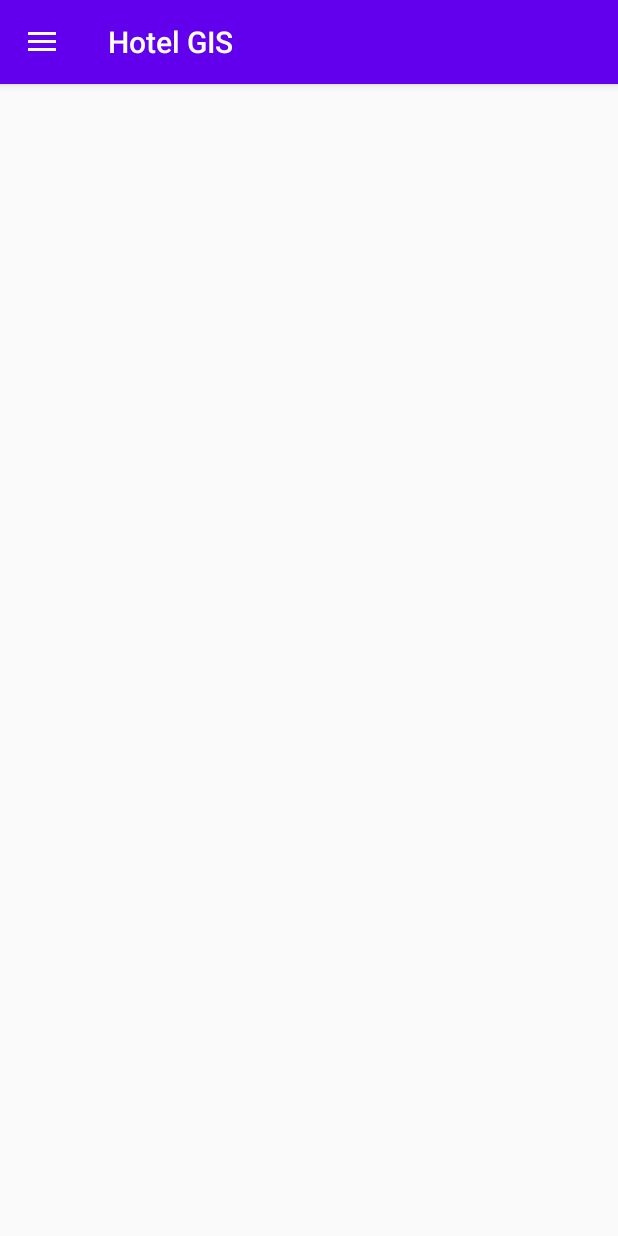
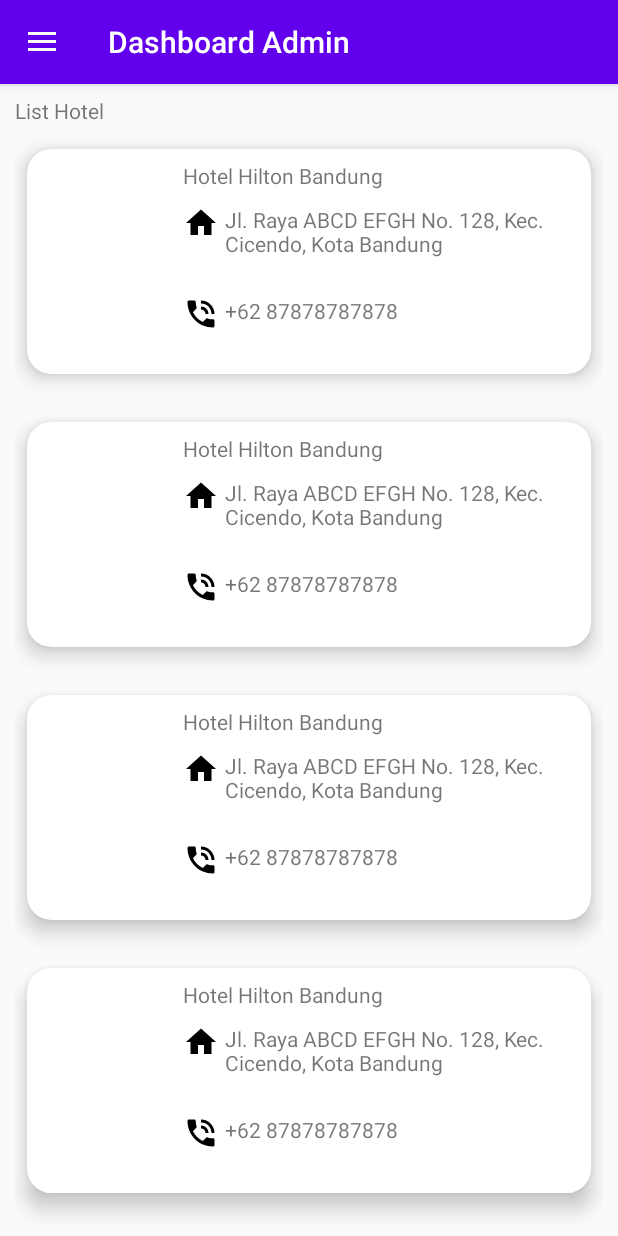
Before and after one commit to mumuhkustino/hotel_gis, an Android app: the screen it shows after launch (MainActivity), on a phone screen of 412 x 824 dp. Run offline under Robolectric (Android 15) with nearby library versions, the phone set to English and light mode, and no system bars; libraries missing offline, so code that uses them is left out: jp.wasabeef.glide; pictures from the network do not load; 1 statement that could not run was skipped.

Commit message:
Add feature list hotel

```diff
--- a/app/build.gradle
+++ b/app/build.gradle
@@ -8,7 +8,7 @@
 
     defaultConfig {
         applicationId "com.hotelgis"
-        minSdkVersion 16
+        minSdkVersion 21
         targetSdkVersion 29
         versionCode 1
         versionName "1.0"
@@ -35,6 +35,9 @@
     androidTestImplementation 'androidx.test.ext:junit:1.1.1'
     androidTestImplementation 'androidx.test.espresso:espresso-core:3.2.0'
 
+    implementation 'jp.wasabeef:glide-transformations:4.1.0'
+    implementation 'com.github.bumptech.glide:glide:4.11.0'
+
     //Navigation
     implementation 'androidx.navigation:navigation-ui:2.2.2'
     implementation 'androidx.navigation:navigation-ui-ktx:2.2.2'
--- a/app/src/main/AndroidManifest.xml
+++ b/app/src/main/AndroidManifest.xml
@@ -1,6 +1,9 @@
 <?xml version="1.0" encoding="utf-8"?>
 <manifest xmlns:android="http://schemas.android.com/apk/res/android"
     package="com.hotelgis">
+
+    <uses-permission android:name="android.permission.INTERNET"/>
+    <uses-permission android:name="android.permission.ACCESS_NETWORK_STATE" />
 
     <application
         android:allowBackup="true"
@@ -8,6 +11,7 @@
         android:label="@string/app_name"
         android:roundIcon="@mipmap/ic_launcher_round"
         android:supportsRtl="true"
+        android:usesCleartextTraffic="true"
         android:theme="@style/AppTheme">
         <activity android:name=".MainActivity"
             android:theme="@style/AppTheme.NoActionBar">
--- a/app/src/main/java/com/hotelgis/MainActivity.kt
+++ b/app/src/main/java/com/hotelgis/MainActivity.kt
@@ -5,9 +5,13 @@
 import androidx.appcompat.app.ActionBarDrawerToggle
 import androidx.appcompat.app.AppCompatActivity
 import androidx.core.view.GravityCompat
+import androidx.recyclerview.widget.LinearLayoutManager
 import com.google.android.material.navigation.NavigationView
+import com.hotelgis.admin.adapter.ListHotelAdapter
+import com.hotelgis.model.Hotel
 import kotlinx.android.synthetic.main.activity_main.*
 import kotlinx.android.synthetic.main.app_bar_main.*
+import kotlinx.android.synthetic.main.content_main.*
 
 class MainActivity : AppCompatActivity(), NavigationView.OnNavigationItemSelectedListener {
 
@@ -15,6 +19,7 @@
         super.onCreate(savedInstanceState)
         setContentView(R.layout.activity_main)
 
+        toolbar.title = "Dashboard Admin"
         setSupportActionBar(toolbar)
 
         val toggle = ActionBarDrawerToggle(this, drawerLayout,
@@ -23,16 +28,59 @@
         drawerLayout.addDrawerListener(toggle)
         toggle.syncState()
         navView.setNavigationItemSelectedListener(this)
+        navView.setCheckedItem(R.id.listHotel)
 
+        recyclerViewHotel.layoutManager = LinearLayoutManager(this)
+        val listViewType = mutableListOf<Int>(
+            ListHotelAdapter.TYPE_HEADER,
+            ListHotelAdapter.TYPE_CONTENT,
+            ListHotelAdapter.TYPE_CONTENT,
+            ListHotelAdapter.TYPE_CONTENT,
+            ListHotelAdapter.TYPE_CONTENT,
+            ListHotelAdapter.TYPE_CONTENT,
+            ListHotelAdapter.TYPE_CONTENT,
+            ListHotelAdapter.TYPE_CONTENT
+        )
+        val listHotelAdapter = ListHotelAdapter(listViewType = listViewType)
+//        listHotelAdapter.listHotel = loadHotel()
+        listHotelAdapter.setHotels(loadHotel())
+        recyclerViewHotel.adapter = listHotelAdapter
+    }
+
+    private fun loadHotel(): List<Hotel> {
+        return mutableListOf(
+            Hotel("List Hotel", "", "", "", "", ""),
+            Hotel("Hotel Hilton Bandung",
+                "Jl. Raya ABCD EFGH No. 128, Kec. Cicendo, Kota Bandung",
+                "+62 87878787878", "https://www.toptal.com/designers/subtlepatterns/patterns/memphis-mini.png", "0.0", "0.0"),
+            Hotel("Hotel Hilton Bandung",
+                "Jl. Raya ABCD EFGH No. 128, Kec. Cicendo, Kota Bandung",
+                "+62 87878787878", "https://www.toptal.com/designers/subtlepatterns/patterns/memphis-mini.png", "0.0", "0.0"),
+            Hotel("Hotel Hilton Bandung",
+                "Jl. Raya ABCD EFGH No. 128, Kec. Cicendo, Kota Bandung",
+                "+62 87878787878", "https://www.toptal.com/designers/subtlepatterns/patterns/memphis-mini.png", "0.0", "0.0"),
+            Hotel("Hotel Hilton Bandung",
+                "Jl. Raya ABCD EFGH No. 128, Kec. Cicendo, Kota Bandung",
+                "+62 87878787878", "https://www.toptal.com/designers/subtlepatterns/patterns/memphis-mini.png", "0.0", "0.0"),
+            Hotel("Hotel Hilton Bandung",
+                "Jl. Raya ABCD EFGH No. 128, Kec. Cicendo, Kota Bandung",
+                "+62 87878787878", "https://www.toptal.com/designers/subtlepatterns/patterns/memphis-mini.png", "0.0", "0.0"),
+            Hotel("Hotel Hilton Bandung",
+                "Jl. Raya ABCD EFGH No. 128, Kec. Cicendo, Kota Bandung",
+                "+62 87878787878", "https://www.toptal.com/designers/subtlepatterns/patterns/memphis-mini.png", "0.0", "0.0"),
+            Hotel("Hotel Hilton Bandung",
+                "Jl. Raya ABCD EFGH No. 128, Kota Bandung",
+                "+62 87878787878", "https://www.toptal.com/designers/subtlepatterns/patterns/memphis-mini.png", "0.0", "0.0")
+        )
     }
 
     override fun onNavigationItemSelected(p0: MenuItem): Boolean {
         when (p0.itemId) {
             R.id.addHotel -> {
-
+                TODO()
             }
             R.id.addRoom -> {
-
+                TODO()
             }
         }
         drawerLayout.closeDrawer(GravityCompat.START)
--- /dev/null
+++ b/app/src/main/java/com/hotelgis/admin/adapter/ListHotelAdapter.kt
@@ -0,0 +1,94 @@
+package com.hotelgis.admin.adapter
+
+import android.util.Log
+import android.view.LayoutInflater
+import android.view.View
+import android.view.ViewGroup
+import android.widget.ImageView
+import android.widget.TextView
+import androidx.recyclerview.widget.RecyclerView
+import com.bumptech.glide.Glide
+import com.bumptech.glide.request.RequestOptions
+import com.hotelgis.R
+import com.hotelgis.model.Hotel
+import jp.wasabeef.glide.transformations.RoundedCornersTransformation
+
+class ListHotelAdapter(private val listViewType: List<Int>): RecyclerView.Adapter<ListHotelAdapter.ViewHolder>() {
+
+    var listHotel: List<Hotel> = arrayListOf()
+
+//    set(hotels: List<Hotel>) {
+//        this.listHotel = hotels
+//        notifyDataSetChanged()
+//    }
+
+    internal fun setHotels(notes : List<Hotel>){
+        this.listHotel = notes
+        notifyDataSetChanged()
+    }
+
+    companion object {
+        val TYPE_HEADER = 0;
+        val TYPE_CONTENT = 1;
+    }
+
+
+
+    override fun onCreateViewHolder(parent: ViewGroup, viewType: Int): ViewHolder {
+        val inflater = LayoutInflater.from(parent.context)
+        return when (viewType) {
+            0 -> HeaderViewHolder(inflater.inflate(R.layout.item_header_list_hotel, parent, false))
+            else -> ContentViewHolder(inflater.inflate(R.layout.item_content_list_hotel, parent, false))
+        }
+    }
+
+    override fun getItemCount(): Int {
+        return listHotel.size
+    }
+
+    override fun onBindViewHolder(holder: ViewHolder, position: Int) {
+        val viewType = listViewType[position]
+        val hotel = listHotel[position]
+        when (viewType) {
+            0 -> {
+                val headerViewHolder = holder as HeaderViewHolder
+                headerViewHolder.tvTitle.text = hotel.name
+            }
+            else -> {
+                val contentViewHolder: ContentViewHolder = holder as ContentViewHolder
+                Log.d("", hotel.toString())
+                contentViewHolder.tvHotelName.text = hotel.name
+                contentViewHolder.tvHotelAddress.text = hotel.address
+                contentViewHolder.tvHotelPhone.text = hotel.phone
+
+                Glide.with(holder.itemView.context)
+                    .load(hotel.image)
+                    .error(R.drawable.ic_launcher_background)
+                    .apply(RequestOptions.bitmapTransform(RoundedCornersTransformation(20, 0, RoundedCornersTransformation.CornerType.LEFT)))
+                    .into(contentViewHolder.imgHotel)
+
+//                Picasso.get()
+//                    .load(hotel.image)
+//                    .fit()
+//                    .transform(transformation)
+//                    .into(contentViewHolder.imgHotel)
+            }
+        }
+    }
+
+    override fun getItemViewType(position: Int): Int = listViewType[position]
+
+    open inner class ViewHolder(itemView: View): RecyclerView.ViewHolder(itemView)
+
+    inner class HeaderViewHolder(itemView: View): ViewHolder(itemView) {
+        var tvTitle = itemView.findViewById<TextView>(R.id.tvListTitle)
+    }
+
+    inner class ContentViewHolder(itemView: View): ViewHolder(itemView) {
+        var tvHotelName: TextView = itemView.findViewById(R.id.tvHotelName)
+        var tvHotelAddress = itemView.findViewById<TextView>(R.id.tvHotelAddress)
+        var tvHotelPhone = itemView.findViewById<TextView>(R.id.tvHotelPhone)
+        var imgHotel = itemView.findViewById<ImageView>(R.id.imgHotel)
+    }
+
+}
--- /dev/null
+++ b/app/src/main/java/com/hotelgis/model/Hotel.kt
@@ -0,0 +1,10 @@
+package com.hotelgis.model
+
+data class Hotel (
+    var name:String,
+    var address:String,
+    var phone:String,
+    var image:String,
+    var lat:String,
+    var long:String
+)
--- /dev/null
+++ b/app/src/main/java/com/hotelgis/model/Room.kt
@@ -0,0 +1,10 @@
+package com.hotelgis.model
+
+data class Room (
+    var place:String,
+    var code:String,
+    var name:String,
+    var quantity:Int,
+    var cost:Int,
+    var image:String
+)
--- /dev/null
+++ b/app/src/main/res/drawable/ic_home_purple.xml
@@ -0,0 +1,9 @@
+<vector xmlns:android="http://schemas.android.com/apk/res/android"
+        android:width="24dp"
+        android:height="24dp"
+        android:viewportWidth="24.0"
+        android:viewportHeight="24.0">
+    <path
+        android:fillColor="#FF000000"
+        android:pathData="M10,20v-6h4v6h5v-8h3L12,3 2,12h3v8z"/>
+</vector>
--- /dev/null
+++ b/app/src/main/res/drawable/ic_phone_purple.xml
@@ -0,0 +1,9 @@
+<vector xmlns:android="http://schemas.android.com/apk/res/android"
+        android:width="24dp"
+        android:height="24dp"
+        android:viewportWidth="24.0"
+        android:viewportHeight="24.0">
+    <path
+        android:fillColor="#FF000000"
+        android:pathData="M20,15.5c-1.25,0 -2.45,-0.2 -3.57,-0.57 -0.35,-0.11 -0.74,-0.03 -1.02,0.24l-2.2,2.2c-2.83,-1.44 -5.15,-3.75 -6.59,-6.59l2.2,-2.21c0.28,-0.26 0.36,-0.65 0.25,-1C8.7,6.45 8.5,5.25 8.5,4c0,-0.55 -0.45,-1 -1,-1L4,3c-0.55,0 -1,0.45 -1,1 0,9.39 7.61,17 17,17 0.55,0 1,-0.45 1,-1v-3.5c0,-0.55 -0.45,-1 -1,-1zM19,12h2c0,-4.97 -4.03,-9 -9,-9v2c3.87,0 7,3.13 7,7zM15,12h2c0,-2.76 -2.24,-5 -5,-5v2c1.66,0 3,1.34 3,3z"/>
+</vector>
--- a/app/src/main/res/layout/content_main.xml
+++ b/app/src/main/res/layout/content_main.xml
@@ -1,8 +1,19 @@
 <?xml version="1.0" encoding="utf-8"?>
-<androidx.constraintlayout.widget.ConstraintLayout
-    xmlns:android="http://schemas.android.com/apk/res/android" android:layout_width="match_parent"
-    android:layout_height="match_parent">
+<LinearLayout xmlns:android="http://schemas.android.com/apk/res/android"
+    android:layout_width="match_parent"
+    android:layout_height="match_parent"
+    xmlns:tools="http://schemas.android.com/tools"
+    android:orientation="vertical">
 
-<!--TODO Isi Activity Main-->
+    <androidx.recyclerview.widget.RecyclerView
+        android:id="@+id/recyclerViewHotel"
+        android:layout_marginTop="?attr/actionBarSize"
+        android:layout_width="match_parent"
+        android:layout_height="match_parent"
+        android:paddingHorizontal="@dimen/layout_horizontal_padding"
+        android:paddingVertical="@dimen/layout_vertical_padding"
 
-</androidx.constraintlayout.widget.ConstraintLayout>
+        android:scrollbars="vertical"
+        tools:listitem="@layout/item_content_list_hotel"/>
+
+</LinearLayout>
--- /dev/null
+++ b/app/src/main/res/layout/item_content_list_hotel.xml
@@ -0,0 +1,94 @@
+<?xml version="1.0" encoding="utf-8"?>
+<androidx.cardview.widget.CardView xmlns:android="http://schemas.android.com/apk/res/android"
+    xmlns:tools="http://schemas.android.com/tools"
+    xmlns:app="http://schemas.android.com/apk/res-auto"
+    android:layout_width="match_parent"
+    android:layout_height="wrap_content"
+    android:layout_marginHorizontal="@dimen/card_horizontal_margin"
+    android:layout_marginVertical="@dimen/card_vertical_margin"
+    app:cardCornerRadius="@dimen/card_corner_radius"
+    app:cardElevation="@dimen/card_elevation">
+
+    <LinearLayout
+        android:layout_width="match_parent"
+        android:layout_height="wrap_content"
+        android:orientation="horizontal">
+
+        <ImageView
+            android:id="@+id/imgHotel"
+            android:contentDescription="@string/hotel_image"
+            android:layout_width="wrap_content"
+            android:layout_height="150dp"
+            android:scaleType="centerCrop"
+            android:layout_weight="0.25"/>
+
+        <LinearLayout
+            android:layout_width="0dp"
+            android:layout_height="match_parent"
+            android:orientation="vertical"
+            android:paddingVertical="@dimen/layout_vertical_padding"
+            android:paddingHorizontal="@dimen/layout_horizontal_padding"
+            android:layout_weight="0.75">
+
+            <TextView
+                android:id="@+id/tvHotelName"
+                android:layout_width="match_parent"
+                android:layout_height="wrap_content"
+                android:layout_marginBottom="@dimen/text_vertical_margin"
+                tools:text="@string/list_hotel"/>
+
+            <LinearLayout
+                android:layout_width="match_parent"
+                android:layout_height="0dp"
+                android:layout_marginBottom="@dimen/layout_vertical_margin"
+                android:orientation="horizontal"
+                android:layout_weight="0.4">
+
+                <ImageView
+                    android:layout_width="wrap_content"
+                    android:layout_height="wrap_content"
+                    android:contentDescription="@string/home_image"
+                    android:layout_marginRight="@dimen/image_horizontal_margin"
+                    android:layout_marginEnd="@dimen/image_horizontal_margin"
+                    android:src="@drawable/ic_home_purple"
+                    tools:src="@drawable/ic_home_purple"/>
+
+                <TextView
+                    android:id="@+id/tvHotelAddress"
+                    android:layout_width="wrap_content"
+                    android:layout_height="wrap_content"
+                    android:maxLines="3"
+                    tools:text="Jl. Raya ABCD EFGH No. 128, Kec. Cicendo, Kota Bandung"/>
+
+            </LinearLayout>
+
+            <LinearLayout
+                android:layout_width="match_parent"
+                android:layout_height="0dp"
+                android:orientation="horizontal"
+                android:layout_weight="0.3"
+                android:layout_marginBottom="@dimen/phone_vertical_margin">
+
+                <ImageView
+                    android:layout_width="wrap_content"
+                    android:layout_height="wrap_content"
+                    android:layout_marginRight="@dimen/image_horizontal_margin"
+                    android:layout_marginEnd="@dimen/image_horizontal_margin"
+                    android:contentDescription="@string/phone_image"
+                    android:src="@drawable/ic_phone_purple"
+                    tools:src="@drawable/ic_phone_purple"/>
+
+                <TextView
+                    android:id="@+id/tvHotelPhone"
+                    android:layout_width="wrap_content"
+                    android:layout_height="wrap_content"
+                    android:maxLines="3"
+                    tools:text="@string/list_hotel"/>
+
+            </LinearLayout>
+
+        </LinearLayout>
+
+    </LinearLayout>
+
+</androidx.cardview.widget.CardView>
--- /dev/null
+++ b/app/src/main/res/layout/item_header_list_hotel.xml
@@ -0,0 +1,14 @@
+<?xml version="1.0" encoding="utf-8"?>
+<LinearLayout xmlns:android="http://schemas.android.com/apk/res/android"
+    xmlns:tools="http://schemas.android.com/tools"
+    android:layout_width="match_parent"
+    android:layout_height="wrap_content"
+    android:orientation="vertical">
+
+    <TextView
+        android:id="@+id/tvListTitle"
+        android:layout_width="match_parent"
+        android:layout_height="wrap_content"
+        tools:text="@string/list_hotel"/>
+
+</LinearLayout>
--- a/app/src/main/res/values/dimens.xml
+++ b/app/src/main/res/values/dimens.xml
@@ -2,5 +2,15 @@
 <resources>
     <dimen name="nav_vertical_margin">16dp</dimen>
     <dimen name="nav_horizontal_margin">16dp</dimen>
-    <dimen name="nav_height">200dp</dimen>
+    <dimen name="nav_height">100dp</dimen>
+    <dimen name="layout_vertical_padding">8dp</dimen>
+    <dimen name="layout_horizontal_padding">10dp</dimen>
+    <dimen name="image_horizontal_margin">4dp</dimen>
+    <dimen name="phone_vertical_margin">4dp</dimen>
+    <dimen name="text_vertical_margin">10dp</dimen>
+    <dimen name="card_corner_radius">16dp</dimen>
+    <dimen name="card_elevation">8dp</dimen>
+    <dimen name="card_vertical_margin">16dp</dimen>
+    <dimen name="card_horizontal_margin">8dp</dimen>
+    <dimen name="layout_vertical_margin">8dp</dimen>
 </resources>
--- a/app/src/main/res/values/strings.xml
+++ b/app/src/main/res/values/strings.xml
@@ -4,4 +4,7 @@
     <string name="add_hotel">Tambah Hotel</string>
     <string name="add_room">Tambah Kamar</string>
     <string name="account_image">Account Image</string>
+    <string name="hotel_image">Hotel Image</string>
+    <string name="home_image">Home Image</string>
+    <string name="phone_image">Phone Image</string>
 </resources>
--- a/app/src/main/res/values/styles.xml
+++ b/app/src/main/res/values/styles.xml
@@ -17,4 +17,12 @@
         <item name="windowNoTitle">true</item>
     </style>
 
+    <style name="CardViewStyle" parent="android:Widget.TextView">
+        <item name="android:foreground">?android:attr/selectableItemBackground</item>
+        <item name="cardCornerRadius">@dimen/card_corner_radius</item>
+        <item name="cardElevation">@dimen/card_elevation</item>
+        <item name="cardPreventCornerOverlap">false</item>
+        <item name="cardUseCompatPadding">true</item>
+    </style>
+
 </resources>
```
